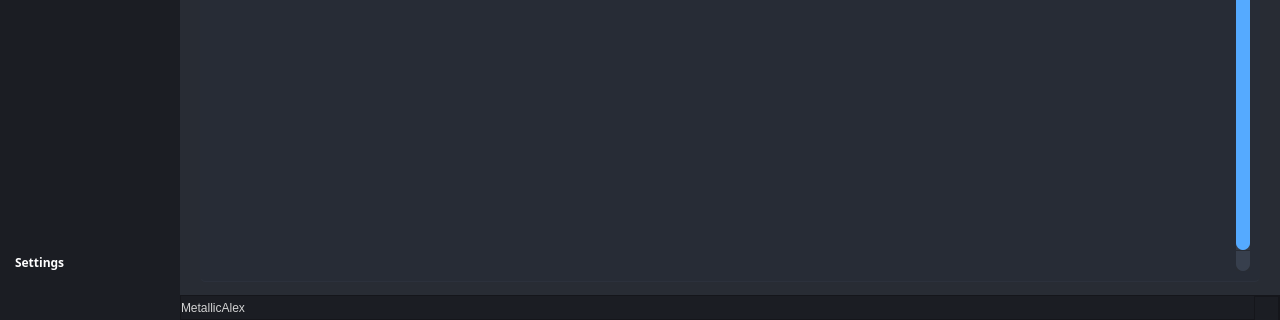
MetallicAlex/Thermal-Camera, file widget/forms/form_main.ui: the form before one commit; both pictures show x 0 to 1280 and y 400 to 720 of the 1280 by 720 pixel window.
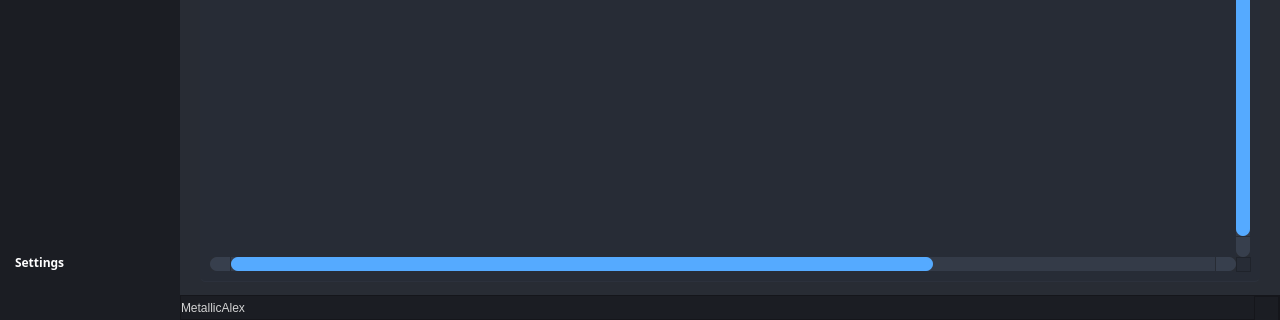
The form after the commit. The open tabs and pages were chosen to show the change. Icons and pictures are not drawn.

```diff
--- a/widget/forms/form_main.ui
+++ b/widget/forms/form_main.ui
@@ -1428,7 +1428,7 @@
                 <number>0</number>
                </property>
                <property name="columnCount">
-                <number>5</number>
+                <number>7</number>
                </property>
                <attribute name="horizontalHeaderVisible">
                 <bool>false</bool>
@@ -1467,6 +1467,26 @@
                 <property name="text">
                  <string>Device Name</string>
                 </property>
+                <property name="font">
+                 <font>
+                  <family>Segoe UI</family>
+                  <pointsize>9</pointsize>
+                 </font>
+                </property>
+                <property name="textAlignment">
+                 <set>AlignCenter</set>
+                </property>
+               </column>
+               <column>
+                <property name="text">
+                 <string>Model</string>
+                </property>
+                <property name="font">
+                 <font>
+                  <family>Segoe UI</family>
+                  <pointsize>9</pointsize>
+                 </font>
+                </property>
                 <property name="textAlignment">
                  <set>AlignCenter</set>
                 </property>
@@ -1475,6 +1495,26 @@
                 <property name="text">
                  <string>Serial Number</string>
                 </property>
+                <property name="font">
+                 <font>
+                  <family>Segoe UI</family>
+                  <pointsize>9</pointsize>
+                 </font>
+                </property>
+                <property name="textAlignment">
+                 <set>AlignCenter</set>
+                </property>
+               </column>
+               <column>
+                <property name="text">
+                 <string>MAC-Address</string>
+                </property>
+                <property name="font">
+                 <font>
+                  <family>Segoe UI</family>
+                  <pointsize>9</pointsize>
+                 </font>
+                </property>
                 <property name="textAlignment">
                  <set>AlignCenter</set>
                 </property>
@@ -1483,6 +1523,12 @@
                 <property name="text">
                  <string>IP Address</string>
                 </property>
+                <property name="font">
+                 <font>
+                  <family>Segoe UI</family>
+                  <pointsize>9</pointsize>
+                 </font>
+                </property>
                 <property name="textAlignment">
                  <set>AlignCenter</set>
                 </property>
@@ -1491,6 +1537,12 @@
                 <property name="text">
                  <string>State</string>
                 </property>
+                <property name="font">
+                 <font>
+                  <family>Segoe UI</family>
+                  <pointsize>9</pointsize>
+                 </font>
+                </property>
                 <property name="textAlignment">
                  <set>AlignCenter</set>
                 </property>
```
Left out of the diff: 6 changed lines with no effect on the pictures.
